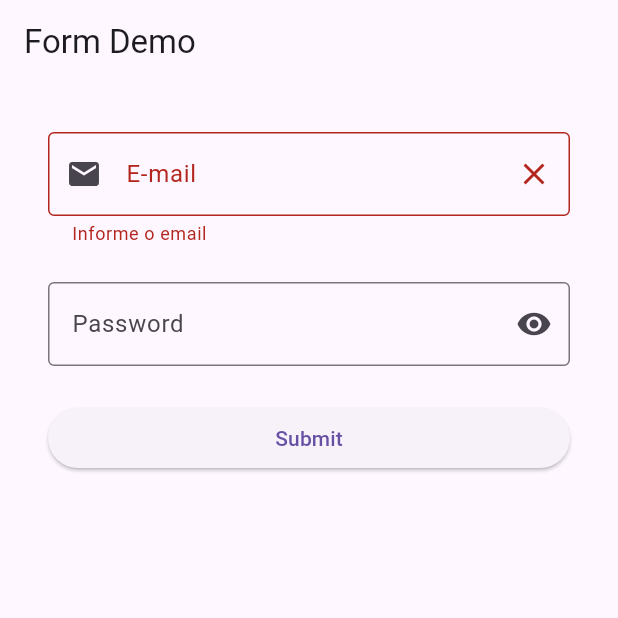
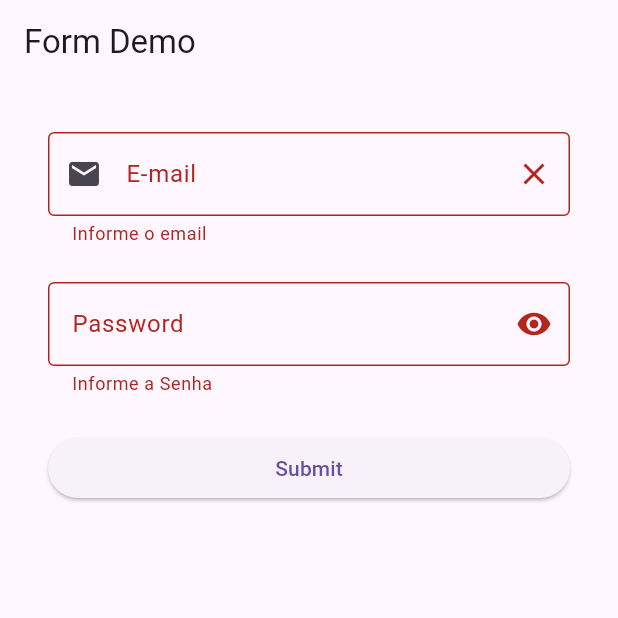
Before and after one commit to Nellefb/formsFlutter, a Flutter app: the screen it shows after launch, after a tap on "Submit", on a phone screen of 412 x 824 dp, the top half of it. Run offline on Flutter 3.47's test engine with Material 3 defaults, Android fonts, the phone set to English and light mode, and no system bars.

Commit message:
Adicionando caracteres mínimos na senha e @ obrigatório no email

```diff
--- a/lib/main.dart
+++ b/lib/main.dart
@@ -34,13 +34,14 @@ class MyCustomForm extends StatefulWidget {
 // Define a corresponding State class.
 // This class holds data related to the form.
 class MyCustomFormState extends State<MyCustomForm> {
-  String email ='';
+  String email = '';
+  String senha = '';
   final passwordController = TextEditingController();
   final emailController = TextEditingController();
+  bool _obscurePassword = true; // Controla a visibilidade da senha
 
   //chave unica para todo o app
   final formKey = GlobalKey<FormState>();
-
 
   @override
   void initState() {
@@ -63,12 +64,11 @@ class MyCustomFormState extends State<MyCustomForm> {
             height: 24,
           ),
           ElevatedButton(
-
             onPressed: () {
               //validar form
               //1 acessar o form e executar a validaçao
               bool valid = formKey.currentState!.validate();
-              if(valid){
+              if (valid) {
                 print('Email: ${emailController.text}');
                 print('Password: ${passwordController.text}');
               }
@@ -82,14 +82,16 @@ class MyCustomFormState extends State<MyCustomForm> {
 
 //antes TextField e agora textformfield
   Widget buildEmail() => TextFormField(
-    validator: (value){
-      if(value == null || value.isEmpty){
+        validator: (value) {
+          if (value == null || value.isEmpty) {
             return 'Informe o email';
+          } else if (!value.contains('@')) {
+            return 'E-mail deve conter @';
           }
           return null;
         },
         controller: emailController,
-        onChanged: (value){
+        onChanged: (value) {
           email = value;
         },
         decoration: InputDecoration(
@@ -107,15 +109,36 @@ class MyCustomFormState extends State<MyCustomForm> {
         keyboardType: TextInputType.emailAddress,
       );
 
-  Widget buildPassword() =>  TextField(
-
-        controller: passwordController,
-        obscureText: true,
-        decoration: const InputDecoration(
+  Widget buildPassword() => TextFormField(
+        validator: (value) {
+          if (value == null || value.isEmpty) {
+            return 'Informe a Senha';
+          } else if (value.length < 6) {
+            return 'A senha deve ter no mínimo 6 caracteres';
+          }
+          return null;
+        },
+        obscureText: _obscurePassword, // Controla a exibição da senha
+        decoration: InputDecoration(
           hintText: 'Your Password...',
           labelText: 'Password',
-          border: OutlineInputBorder(),
-          suffixIcon: IconButton(onPressed: onPressed, icon: const Icon(Icons.remove_red_eye))
+          border: const OutlineInputBorder(),
+          suffixIcon: IconButton(
+            onPressed:
+                _togglePasswordView, // Chama a função para alternar a visibilidade da senha
+            icon: Icon(
+              _obscurePassword
+                  ? Icons.visibility
+                  : Icons.visibility_off, // Altera o ícone
+            ),
+          ),
         ),
       );
+
+  // Função para alternar a visibilidade da senha
+  void _togglePasswordView() {
+    setState(() {
+      _obscurePassword = !_obscurePassword;
+    });
   }
+}
```
Also changed, not shown: pubspec.lock. Lines whose indentation alone changed are shown as unchanged.
